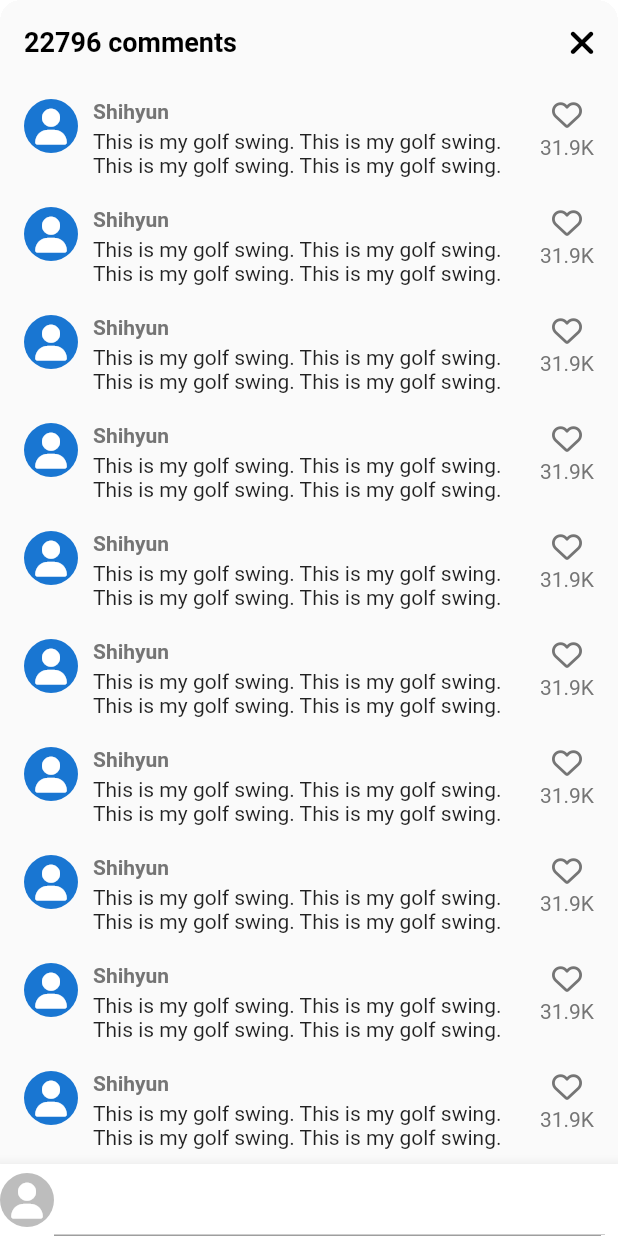
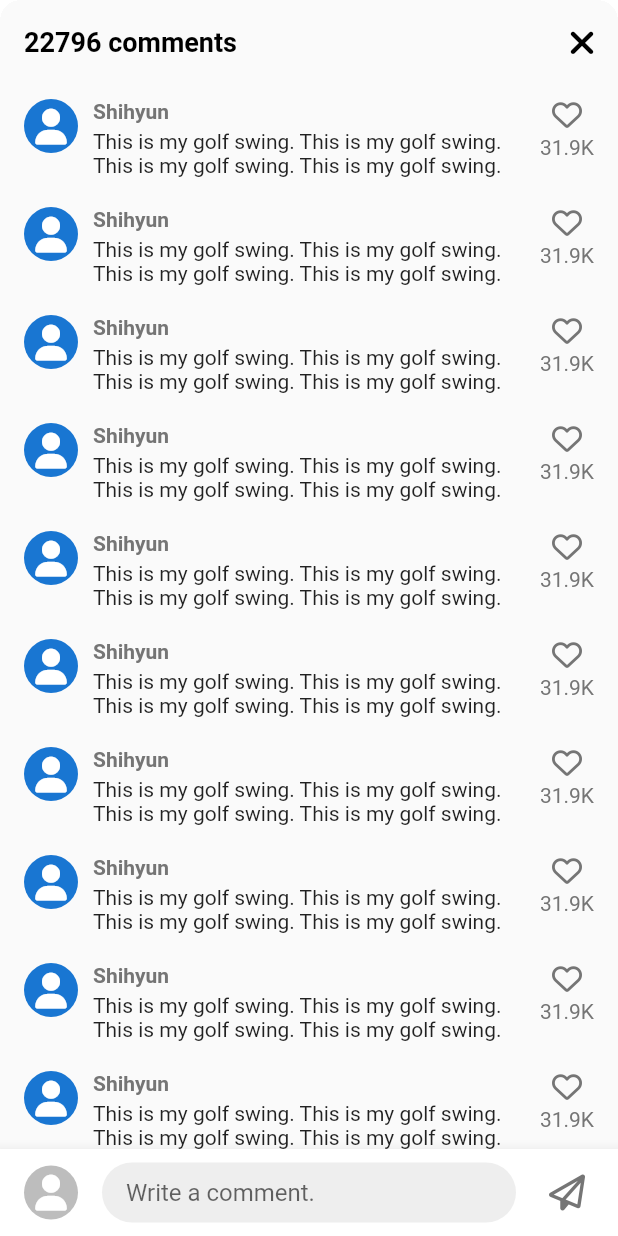
Before and after one commit to Rowdife/tiktok_clone, a Flutter app: the VideoComments screen opened directly, on a phone screen of 412 x 824 dp. Run offline on Flutter 3.47's test engine with Material 3 defaults, Android fonts, the phone set to English and light mode, and no system bars; our stand-ins replace font_awesome_flutter, video_player, visibility_detector; network calls fail; statements that could not run were skipped.

Commit message:
FocusScope.of(context).unfocus();

```diff
--- a/lib/features/main_navigation/main_navigation_screen.dart
+++ b/lib/features/main_navigation/main_navigation_screen.dart
@@ -39,6 +39,7 @@ class _MainNavigationScreenState extends State<MainNavigationScreen> {
   @override
   Widget build(BuildContext context) {
     return Scaffold(
+      resizeToAvoidBottomInset: false,
       backgroundColor: _selectedIndex == 0 ? Colors.black : Colors.white,
       body: Stack(children: [
         Offstage(
--- a/lib/features/videos/widgets/video_comments.dart
+++ b/lib/features/videos/widgets/video_comments.dart
@@ -1,3 +1,5 @@
+import 'dart:ui';
+
 import 'package:flutter/material.dart';
 import 'package:font_awesome_flutter/font_awesome_flutter.dart';
 import 'package:tiktok_clone/constants/gaps.dart';
@@ -18,8 +20,14 @@ class _VideoCommentsState extends State<VideoComments> {
   Color bgColor = Colors.grey.shade50;
   Color mainTextColor = Colors.grey.shade600;
 
+  void _onBodyTap() {
+    FocusScope.of(context).unfocus();
+  }
+
   @override
   Widget build(BuildContext context) {
+    final size = MediaQuery.of(context).size;
+
     return Container(
       clipBehavior: Clip.hardEdge,
       decoration:
@@ -37,7 +45,11 @@ class _VideoCommentsState extends State<VideoComments> {
             ),
           ],
         ),
-        body: ListView.separated(
+        body: GestureDetector(
+          onTap: _onBodyTap,
+          child: Stack(
+            children: [
+              ListView.separated(
                 padding: const EdgeInsets.symmetric(
                   vertical: Sizes.size10,
                   horizontal: Sizes.size16,
@@ -90,16 +102,65 @@ class _VideoCommentsState extends State<VideoComments> {
                   ],
                 ),
               ),
-        bottomNavigationBar: BottomAppBar(
+              Positioned(
+                bottom: 0,
+                width: size.width,
+                child: BottomAppBar(
+                  child: Padding(
+                    padding: const EdgeInsets.symmetric(vertical: 5),
                     child: Row(
+                      crossAxisAlignment: CrossAxisAlignment.center,
                       children: [
-              CircleAvatar(
+                        Padding(
+                          padding: const EdgeInsets.symmetric(
+                              horizontal: Sizes.size16),
+                          child: CircleAvatar(
                             foregroundColor: Colors.white,
                             backgroundColor: Colors.grey.shade400,
                             radius: 18,
                             child: const FaIcon(FontAwesomeIcons.solidUser),
                           ),
-              const Expanded(child: TextField())
+                        ),
+                        Expanded(
+                          child: SizedBox(
+                            height: 40,
+                            child: TextField(
+                              expands: true,
+                              keyboardType: TextInputType
+                                  .multiline, //Doing the same thing
+                              textInputAction: TextInputAction
+                                  .newline, //Doing the same thing
+                              minLines: null,
+                              maxLines: null,
+                              cursorColor: Theme.of(context).primaryColor,
+                              decoration: InputDecoration(
+                                hintText: "Write a comment.",
+                                border: OutlineInputBorder(
+                                  borderRadius: BorderRadius.circular(50),
+                                  borderSide: BorderSide.none,
+                                ),
+                                filled: true,
+                                fillColor: Colors.grey.shade200,
+                                contentPadding: const EdgeInsets.symmetric(
+                                  horizontal: Sizes.size16,
+                                ),
+                              ),
+                            ),
+                          ),
+                        ),
+                        Gaps.h10,
+                        Padding(
+                          padding: const EdgeInsets.only(right: 10),
+                          child: IconButton(
+                              onPressed: () {},
+                              icon: FaIcon(FontAwesomeIcons.paperPlane,
+                                  color: Colors.grey.shade600)),
+                        )
+                      ],
+                    ),
+                  ),
+                ),
+              ),
             ],
           ),
         ),
```
Lines whose indentation alone changed are shown as unchanged.
